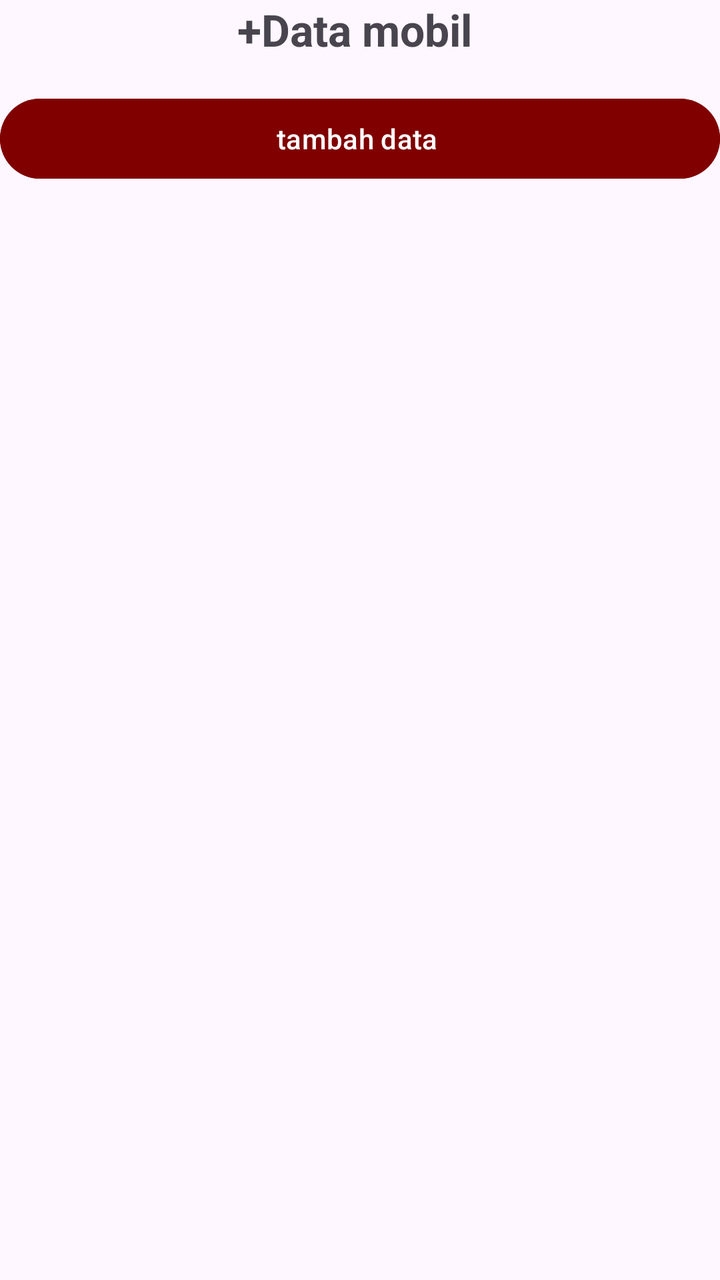
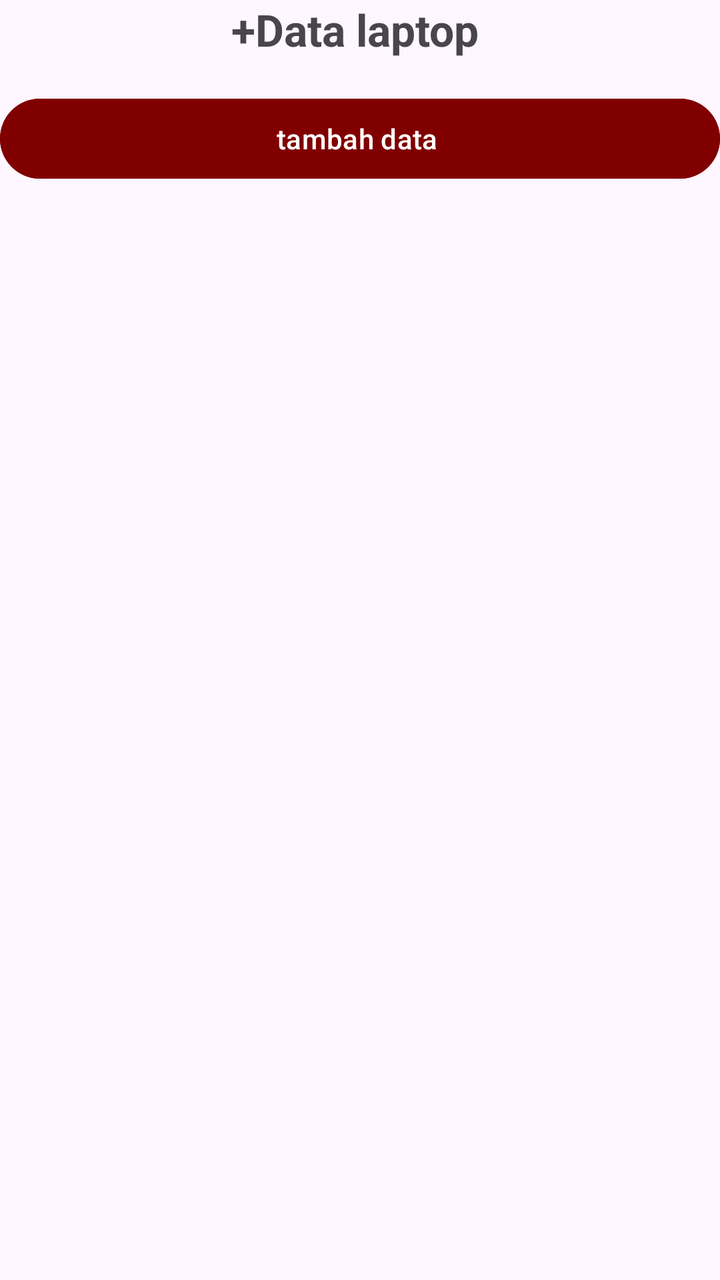

Before-and-after screenshots of an Android layout around one commit, followed by the original layout XML and the change that was made.
<!-- AndroidManifest.xml: application theme Theme.MyApplication -->
<!-- res/layout/activity_data_laptop.xml -->
<LinearLayout xmlns:android="http://schemas.android.com/apk/res/android"
    android:layout_width="match_parent"
    android:layout_height="match_parent"
    android:gravity="center"
    android:orientation="vertical">

    <TextView
        android:layout_width="match_parent"
        android:layout_height="wrap_content"
        android:text="+Data mobil "
        android:textAlignment="center"
        android:textSize="22sp"
        android:textStyle="bold"
        android:layout_marginBottom="16dp"/>

    <Button
        android:layout_width="match_parent"
        android:layout_height="wrap_content"
        android:text="tambah data "
        android:id="@+id/tomboldata"
        android:backgroundTint="#800000"/>

    <ListView
        android:id="@+id/listmobil"
        android:layout_width="match_parent"
        android:layout_height="match_parent"/>

</LinearLayout>
<!-- resources referenced by this layout -->
<resources>
  <style name="Theme.MyApplication" parent="Base.Theme.MyApplication" />
  <style name="Base.Theme.MyApplication" parent="Theme.Material3.DayNight.NoActionBar">
          
          
      </style>
</resources>

<!-- the commit's change to res/layout/activity_data_laptop.xml (unified diff, before → after) -->
@@ -7,7 +7,7 @@
     <TextView
         android:layout_width="match_parent"
         android:layout_height="wrap_content"
-        android:text="+Data mobil "
+        android:text="+Data laptop "
         android:textAlignment="center"
         android:textSize="22sp"
         android:textStyle="bold"
